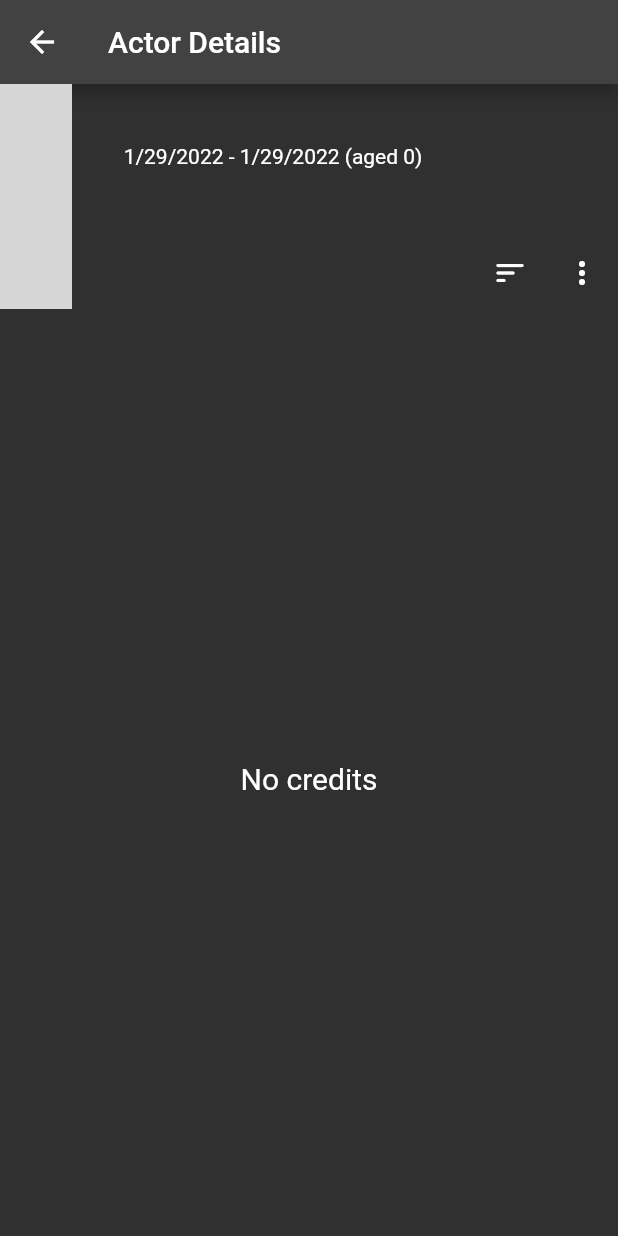
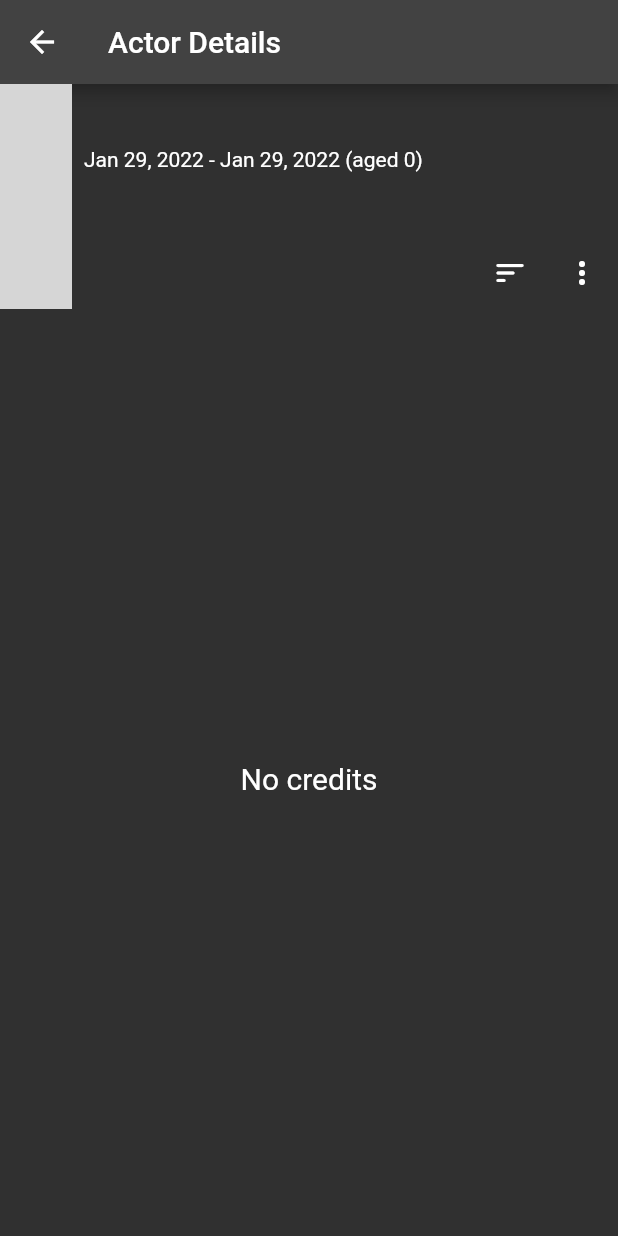
Before and after one commit to joshrap67/FamiliarFaces, a Flutter app: the ActorDetails screen opened directly with empty values, on a phone screen of 412 x 824 dp. Run offline on Flutter 3.47's test engine with Material 2 defaults, Android fonts, the phone set to English and light mode, and no system bars; drawn by our look-alikes of auto_size_text, cached_network_image, loading_overlay; our stand-ins replace flutter_typeahead, rounded_loading_button, sqflite; accounts and stored records are empty; network calls fail; grey boxes are pictures that could not be loaded.

Commit message:
Starting to see how trash the data is. Started cleaning it and also cleaned up a bunch of screens

```diff
--- a/lib/imports/utils.dart
+++ b/lib/imports/utils.dart
@@ -27,7 +27,7 @@ String formatDateYearOnly(DateTime? date) {
 }
 
 String formatDateFull(DateTime? date) {
-  return DateFormat.yMd('en_US').format(date!);
+  return DateFormat.yMMMd('en_US').format(date!);
 }
 
 extension DurationExtensions on Duration {
--- a/lib/screens/actor_details.dart
+++ b/lib/screens/actor_details.dart
@@ -93,33 +93,40 @@ class _ActorDetailsState extends State<ActorDetails> {
                     fit: BoxFit.fitWidth,
                   ),
                   Expanded(
-                    child: Container(
+                    child: Stack(
+                      children: [
+                        Align(
+                          alignment: Alignment.topLeft,
+                          child: Padding(
+                            padding: const EdgeInsets.fromLTRB(8.0, 4.0, 8.0, 8.0),
                             child: Column(
-                        mainAxisAlignment: MainAxisAlignment.start,
+                              crossAxisAlignment: CrossAxisAlignment.start,
                               children: [
-                          Expanded(
-                            child: Padding(
-                              padding: const EdgeInsets.all(8.0),
-                              child: AutoSizeText.rich(
-                                TextSpan(children: [
-                                  TextSpan(
-                                    text: '${widget.actor.name}',
+                                AutoSizeText(
+                                  '${widget.actor.name}',
+                                  textAlign: TextAlign.start,
+                                  overflow: TextOverflow.ellipsis,
+                                  maxLines: 1,
+                                  minFontSize: 10,
                                   style: TextStyle(fontSize: 24),
                                 ),
-                                  TextSpan(
-                                    text: '\n\n${getAge(widget.actor.birthday!, widget.actor.deathDay)}',
+                                Padding(
+                                  padding: const EdgeInsets.fromLTRB(0.0, 10.0, 0.0, 0.0),
+                                  child: AutoSizeText(
+                                    '${getAge(widget.actor.birthday!, widget.actor.deathDay)}',
                                     style: TextStyle(fontSize: 14),
-                                  ),
-                                ]),
-                                minFontSize: 12,
+                                    maxLines: 1,
+                                    minFontSize: 10,
+                                    textAlign: TextAlign.start,
                                   ),
                                 ),
-                          ),
+                                // todo show seen count
                               ],
                             ),
                           ),
                         ),
-                  Container(
+                        Align(
+                          alignment: Alignment.bottomRight,
                           child: Row(
                             mainAxisAlignment: MainAxisAlignment.end,
                             children: [
@@ -132,8 +139,9 @@ class _ActorDetailsState extends State<ActorDetails> {
                                       child: Text(
                                         'Alpha Ascending',
                                         style: TextStyle(
-                                      decoration:
-                                          _sortValue == SortingValues.AlphaAscending ? TextDecoration.underline : null),
+                                            decoration: _sortValue == SortingValues.AlphaAscending
+                                                ? TextDecoration.underline
+                                                : null),
                                       ),
                                     ),
                                   ),
@@ -142,8 +150,9 @@ class _ActorDetailsState extends State<ActorDetails> {
                                     child: Text(
                                       'Alpha Descending',
                                       style: TextStyle(
-                                    decoration:
-                                        _sortValue == SortingValues.AlphaDescending ? TextDecoration.underline : null),
+                                          decoration: _sortValue == SortingValues.AlphaDescending
+                                              ? TextDecoration.underline
+                                              : null),
                                     ),
                                   ),
                                   PopupMenuItem<SortingValues>(
@@ -221,7 +230,10 @@ class _ActorDetailsState extends State<ActorDetails> {
                               )
                             ],
                           ),
-                  )
+                        ),
+                      ],
+                    ),
+                  ),
                 ],
               ),
             ),
@@ -318,7 +330,7 @@ class _ActorDetailsState extends State<ActorDetails> {
   }
 
   Future<void> addToSeenSync(PersonCreditResponse creditResponse) async {
-    await SavedMediaDatabase.instance.create(new SavedMedia(creditResponse.id,
+    await SavedMediaDatabase.instance.create(new SavedMedia(creditResponse.id, creditResponse.mediaType,
         title: creditResponse.title, posterPath: creditResponse.posterPath, releaseDate: creditResponse.releaseDate));
 
     setState(() {
--- a/lib/screens/actor_media_row.dart
+++ b/lib/screens/actor_media_row.dart
@@ -69,7 +69,7 @@ class _ActorMediaRowState extends State<ActorMediaRow> {
                   children: [
                     Expanded(
                       child: Padding(
-                        padding: const EdgeInsets.fromLTRB(8.0, 16.0, 0.0, 8.0),
+                        padding: const EdgeInsets.fromLTRB(8.0, 2.0, 0.0, 8.0),
                         child: Align(
                           alignment: Alignment.centerLeft,
                           child: AutoSizeText.rich(
@@ -104,6 +104,7 @@ class _ActorMediaRowState extends State<ActorMediaRow> {
                         ),
                       ),
                     if (!widget.movie.isSeen)
+                      // todo allow undo?
                       Expanded(
                         child: TextButton(
                           onPressed: () => widget.addToSeenClicked!(widget.movie),
--- a/lib/screens/home_screen.dart
+++ b/lib/screens/home_screen.dart
@@ -30,9 +30,6 @@ class _HomeScreenState extends State<HomeScreen> {
   @override
   Widget build(BuildContext context) {
     return Scaffold(
-      // appBar: AppBar(
-      //   title: Text('Familiar Faces'),
-      // ),
       resizeToAvoidBottomInset: false,
       body: GestureDetector(
         onTap: () => hideKeyboard(context),
@@ -45,7 +42,7 @@ class _HomeScreenState extends State<HomeScreen> {
       bottomNavigationBar: BottomNavigationBar(
         currentIndex: _selectedIndex,
         type: BottomNavigationBarType.fixed,
-        backgroundColor: Color(0xFF323433),
+        backgroundColor: Color(0xFF000000),
         items: const <BottomNavigationBarItem>[
           BottomNavigationBarItem(
             icon: Icon(Icons.movie),
--- a/lib/screens/settings_screen.dart
+++ b/lib/screens/settings_screen.dart
@@ -7,6 +7,7 @@ class SettingsScreen extends StatefulWidget {
   _SettingsScreenState createState() => _SettingsScreenState();
 }
 
+// todo say how there may be discrepancies in the data since this api is dogshit
 class _SettingsScreenState extends State<SettingsScreen> {
   @override
   Widget build(BuildContext context) {
--- a/lib/services/saved_media_database.dart
+++ b/lib/services/saved_media_database.dart
@@ -30,6 +30,7 @@ class SavedMediaDatabase {
 		CREATE TABLE $tableSavedMedia(
 			${SavedMediaFields.id} $idType,
 			${SavedMediaFields.mediaId} $intType,
+			${SavedMediaFields.mediaType} $intType,
 			${SavedMediaFields.title} $textType,
 			${SavedMediaFields.posterPath} $textType,
 			${SavedMediaFields.releaseDate} $textType
@@ -57,6 +58,8 @@ class SavedMediaDatabase {
       throw new Exception("Media not found");
     }
   }
+
+  // todo make an enum table?
 
   Future<List<SavedMedia>> getAll() async {
     final db = await instance.database;
--- a/lib/services/tmdb_service.dart
+++ b/lib/services/tmdb_service.dart
@@ -26,6 +26,10 @@ class TmdbService {
 
     var personCredit = new Person.fromJsonWithCombinedCredits(jsonMap);
     var contract = ModelCreator.getPersonResponse(personCredit);
+
+    // if it hasn't been released don't show it todo move this to outer business logic layer?
+    var now = DateTime.now();
+    contract.credits.removeWhere((element) => element.releaseDate != null && element.releaseDate!.isAfter(now));
 
     return contract;
   }
--- a/lib/sql_contracts/saved_media.dart
+++ b/lib/sql_contracts/saved_media.dart
@@ -1,3 +1,4 @@
+import 'package:familiar_faces/contracts/media_type.dart';
 import 'package:familiar_faces/imports/utils.dart';
 
 final String tableSavedMedia = 'saved_media';
@@ -5,32 +6,36 @@ final String tableSavedMedia = 'saved_media';
 class SavedMediaFields {
   static final String id = '_id';
   static final String mediaId = 'mediaId';
+  static final String mediaType = 'mediaType';
   static final String title = 'title';
   static final String posterPath = 'posterPath';
   static final String releaseDate = 'releaseDate';
 
-  static final List<String> values = [id, mediaId, title, posterPath, releaseDate];
+  static final List<String> values = [id, mediaId, mediaType, title, posterPath, releaseDate];
 }
 
 class SavedMedia {
   int? id;
   late int mediaId;
+  late MediaType mediaType;
   String? title;
   String? posterPath;
   DateTime? releaseDate;
 
-  SavedMedia(this.mediaId, {this.id, this.title, this.posterPath, this.releaseDate});
+  SavedMedia(this.mediaId, this.mediaType, {this.id, this.title, this.posterPath, this.releaseDate});
 
   Map<String, Object?> toJson() => {
         SavedMediaFields.id: id,
         SavedMediaFields.mediaId: mediaId,
+        SavedMediaFields.mediaType: mediaType.index,
         SavedMediaFields.title: title,
         SavedMediaFields.posterPath: posterPath,
         SavedMediaFields.releaseDate: releaseDate != null ? releaseDate!.toIso8601String() : null,
       };
 
-  SavedMedia deepCopy({int? id, int? mediaId, String? title, String? posterPath, DateTime? releaseDate}) {
-    return new SavedMedia(mediaId ?? this.mediaId,
+  SavedMedia deepCopy(
+      {int? id, MediaType? mediaType, int? mediaId, String? title, String? posterPath, DateTime? releaseDate}) {
+    return new SavedMedia(mediaId ?? this.mediaId, mediaType ?? this.mediaType,
         id: id ?? this.id,
         title: title ?? this.title,
         posterPath: posterPath ?? this.posterPath,
@@ -39,9 +44,9 @@ class SavedMedia {
 
   static SavedMedia fromJson(Map<String, Object?> rawJson) {
     var releaseDate = rawJson[SavedMediaFields.releaseDate] as String?;
-    return new SavedMedia(
-		rawJson[SavedMediaFields.mediaId] as int,
-		id: rawJson[SavedMediaFields.id] as int,
+    var rawMediaType = rawJson[SavedMediaFields.mediaType] as int;
+    return new SavedMedia(rawJson[SavedMediaFields.mediaId] as int, MediaType.values[rawMediaType],
+        id: rawJson[SavedMediaFields.id] as int,
         title: rawJson[SavedMediaFields.title] as String?,
         posterPath: rawJson[SavedMediaFields.posterPath] as String?,
         releaseDate: parseDate(releaseDate));
```
Also changed, not shown: lib/screens/media_cast_screen.dart (+10 -1 lines), lib/screens/media_input_screen.dart (+17 -9 lines), lib/screens/saved_media_list_screen.dart (+14 -18 lines), lib/services/media_service.dart (+14 -4 lines), lib/services/model_creator.dart (+58 -9 lines), 2 other files. Lines whose indentation alone changed are shown as unchanged.
